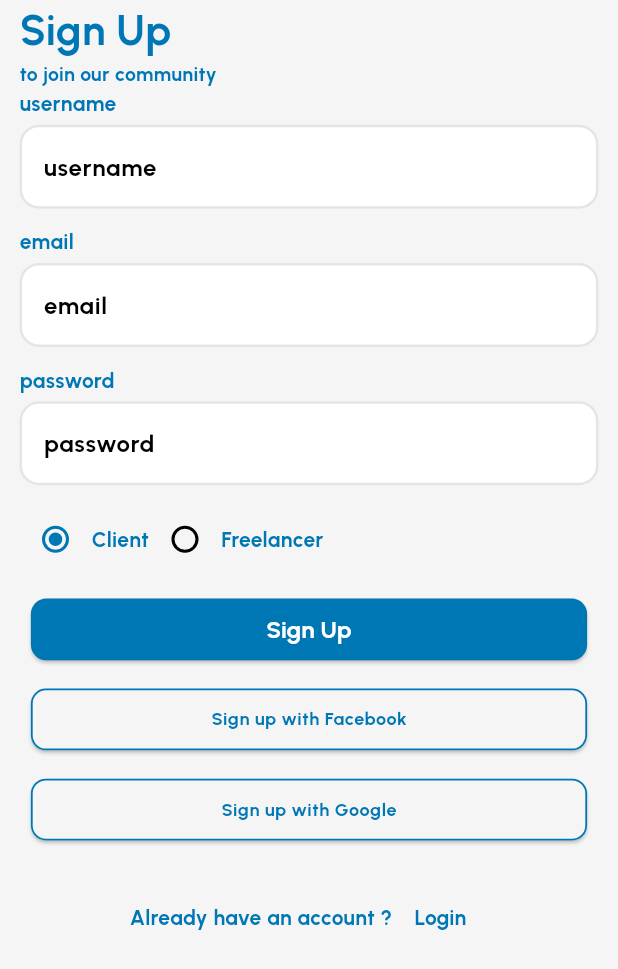
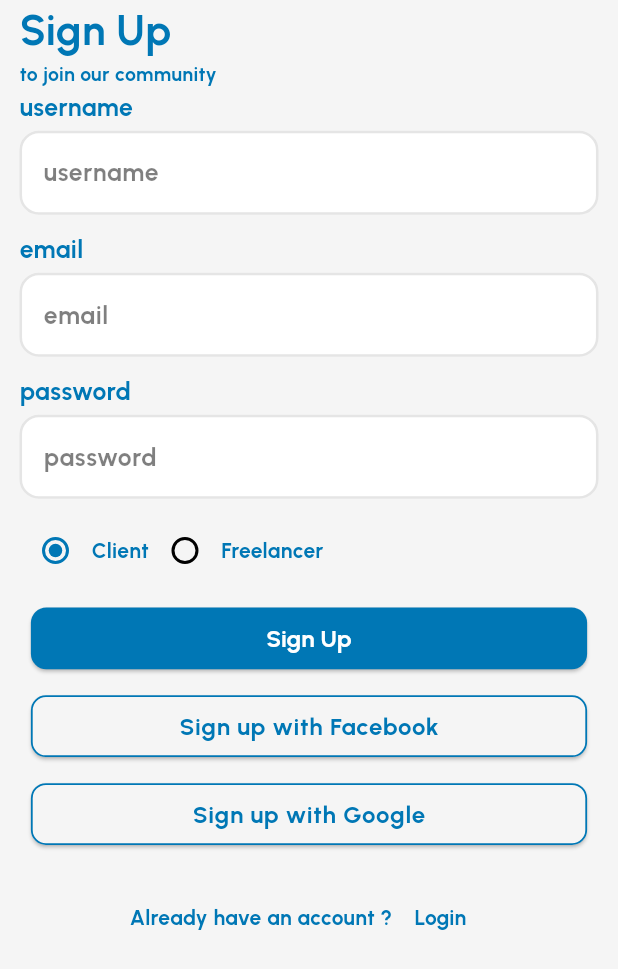
Before and after one commit to WissamAlmsalati/quick_hire_app, a Flutter app: the screen it shows after launch, on a phone screen of 412 x 824 dp. Shown: the top 969 px of the screen. Run offline on Flutter 3.47's test engine with Material 3 defaults, Android fonts, the phone set to English and light mode, and no system bars; our stand-ins replace bloc, flutter_bloc, flutter_svg, gap, google_fonts; missing offline and left inert: dart:ffi.

Commit message:
add custom_button

```diff
--- a/lib/core/widgets/custom_button.dart
+++ b/lib/core/widgets/custom_button.dart
@@ -58,12 +58,16 @@ class CustomButton extends StatelessWidget {
                 SizedBox(
                   width: width ?? MediaQuery.of(context).size.width * 0.02,
                 ),
-                Text(text,style: TextStyle(
-                  color: textColor
-                ),),
+                Text(
+                  text,
+                  style: Theme.of(context).textTheme.bodyLarge?.copyWith(color: textColor),
+                ),
               ],
             )
-          : Text(text,style: Theme.of(context).textTheme.bodySmall,),
+          : Text(
+              text,
+              style: Theme.of(context).textTheme.bodyLarge?.copyWith(color: textColor),
+            ),
     );
   }
 }
--- a/lib/core/widgets/custom_text_field.dart
+++ b/lib/core/widgets/custom_text_field.dart
@@ -1,4 +1,5 @@
   import 'package:flutter/material.dart';
+import 'package:quick_hire/core/utils/constants.dart';
 
 class CustomTextField extends StatelessWidget {
   final TextEditingController controller;
@@ -17,7 +18,10 @@ class CustomTextField extends StatelessWidget {
   @override
   Widget build(BuildContext context) {
     return Column(crossAxisAlignment: CrossAxisAlignment.start, children: [
-      Text(labelText),
+      Text(labelText,style: Theme.of(context).textTheme.bodyMedium?.copyWith(
+        color: AppColors.primaryColor,
+        fontSize: MediaQuery.of(context).size.width * 0.04,
+      ),),
       Padding(
         padding:  EdgeInsets.only(top: MediaQuery.of(context).size.width * 0.01),
         child: TextFormField(
@@ -26,6 +30,12 @@ class CustomTextField extends StatelessWidget {
             fillColor: Color(0xFFFFFFFF),
             filled: true,
             hintText: labelText,
+            hintStyle: Theme.of(context).textTheme.bodySmall?.copyWith(
+                color: Colors.black.withOpacity(0.50),
+                fontSize: MediaQuery.of(context).size.width * 0.04),
+            labelStyle: Theme.of(context).textTheme.bodyMedium?.copyWith(
+                color: Colors.black.withOpacity(0.50),
+                fontSize: MediaQuery.of(context).size.width * 0.04),
             // Use hintText instead of labelText
             border: OutlineInputBorder(
               borderRadius:
```
